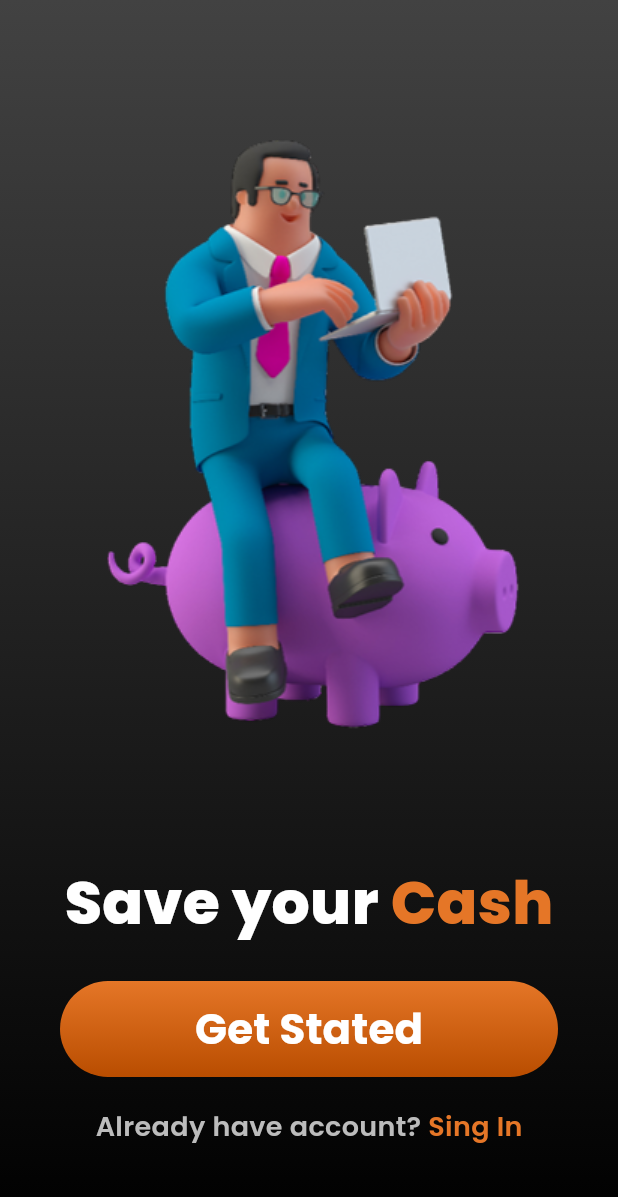
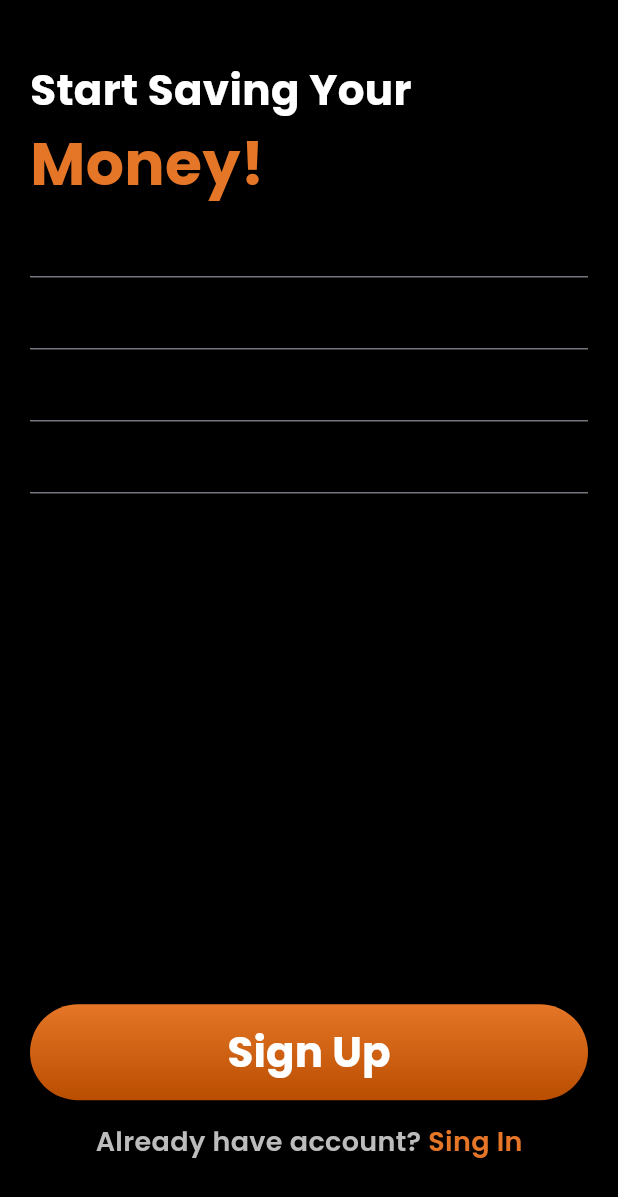
Before and after one commit to ppfuark/WorldSkils, a Flutter app: the screen it shows after launch, on a phone screen of 412 x 824 dp. Shown: the top 1197 px of the screen. Run offline on Flutter 3.47's test engine with Material 3 defaults, Android fonts, the phone set to English and light mode, and no system bars; our stand-ins replace sqflite; accounts and stored records are empty.

Commit message:
FlutterApps[feat]: Fuark bank
Sign up page

```diff
--- a/Flutter Apps/fuark_bank/lib/app.dart
+++ b/Flutter Apps/fuark_bank/lib/app.dart
@@ -1,5 +1,5 @@
 import 'package:flutter/material.dart';
-import 'package:fuark_bank/features/onboarding/onboarding_page.dart';
+import 'package:fuark_bank/features/sign_up/sign_up_page.dart';
 
 class MyApp extends StatelessWidget {
   const MyApp({super.key});
@@ -8,7 +8,7 @@ class MyApp extends StatelessWidget {
   Widget build(BuildContext context) {
     return MaterialApp(
       debugShowCheckedModeBanner: false,
-      home: Scaffold(body: OnboardingPage()),
+      home: Scaffold(body: SignUpPage()),
     );
   }
 }
--- /dev/null
+++ b/Flutter Apps/fuark_bank/lib/common/widgets/app_input.dart
@@ -0,0 +1,15 @@
+import 'package:flutter/material.dart';
+
+class AppInput extends StatefulWidget {
+  const AppInput({super.key});
+
+  @override
+  State<AppInput> createState() => _AppInputState();
+}
+
+class _AppInputState extends State<AppInput> {
+  @override
+  Widget build(BuildContext context) {
+    return TextFormField();
+  }
+}
--- /dev/null
+++ b/Flutter Apps/fuark_bank/lib/features/sign_up/sign_up_page.dart
@@ -0,0 +1,112 @@
+import 'package:flutter/material.dart';
+import 'package:fuark_bank/common/constants/app_colors.dart';
+import 'package:fuark_bank/common/constants/app_text_style.dart';
+import 'package:fuark_bank/common/widgets/app_button.dart';
+import 'package:fuark_bank/features/splash/splash_page.dart';
+
+class SignUpPage extends StatelessWidget {
+  const SignUpPage({super.key});
+
+  @override
+  Widget build(BuildContext context) {
+    return Scaffold(
+      body: Container(
+        width: double.infinity,
+        decoration: BoxDecoration(
+          // gradient: LinearGradient(
+          //   colors: AppColors.grayBlackGradiant,
+          //   begin: AlignmentGeometry.topCenter,
+          // ),
+          color: Colors.black,
+        ),
+        child: Padding(
+          padding: EdgeInsetsGeometry.only(
+            left: 20,
+            right: 20,
+            top: 40,
+            bottom: 40,
+          ),
+          child: Column(
+            crossAxisAlignment: CrossAxisAlignment.start,
+            children: [
+              Expanded(
+                flex: 5,
+                child: Column(
+                  crossAxisAlignment: CrossAxisAlignment.start,
+                  children: [
+                    Column(
+                      crossAxisAlignment: CrossAxisAlignment.start,
+                      children: [
+                        Text(
+                          "Start Saving Your",
+                          style: AppTextStyle.h1.copyWith(
+                            color: AppColors.white,
+                          ),
+                        ),
+                        Text(
+                          "Money!",
+                          style: AppTextStyle.h1.copyWith(
+                            color: AppColors.primaryColor,
+                            fontSize: 40,
+                          ),
+                        ),
+                      ],
+                    ),
+                    Column(
+                      children: [
+                        TextFormField(),
+                        TextFormField(),
+                        TextFormField(),
+                        TextFormField(),
+                      ],
+                    ),
+                  ],
+                ),
+              ),
+              Expanded(
+                child: Align(
+                  child: Column(
+                    crossAxisAlignment: CrossAxisAlignment.center,
+                    mainAxisAlignment: MainAxisAlignment.center,
+                    children: [
+                      AppButton(onPressed: () {}, label: "Sign Up"),
+                      SizedBox(height: 15),
+                      Row(
+                        mainAxisAlignment: MainAxisAlignment.center,
+                        children: [
+                          Text(
+                            "Already have account? ",
+                            style: AppTextStyle.headline.copyWith(
+                              color: AppColors.tertiary,
+                            ),
+                          ),
+
+                          GestureDetector(
+                            onTap: () => {
+                              Navigator.push(
+                                context,
+                                MaterialPageRoute(
+                                  builder: (context) => SplashPage(),
+                                ),
+                              ),
+                            },
+                            child: Text(
+                              "Sing In",
+                              style: AppTextStyle.headline.copyWith(
+                                color: AppColors.primaryColor,
+                              ),
+                            ),
+                          ),
+                        ],
+                      ),
+                    ],
+                  ),
+                ),
+              ),
+            ],
+          ),
+        ),
+      ),
+    );
+  }
+}
```
